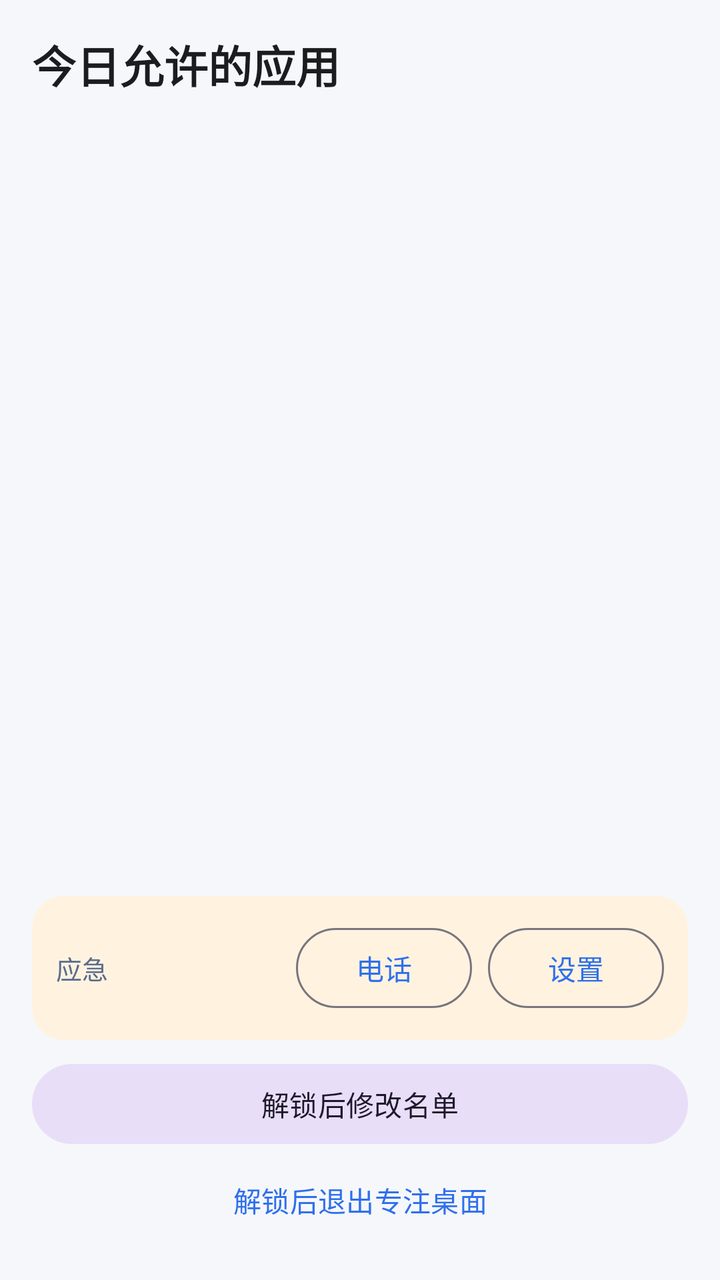
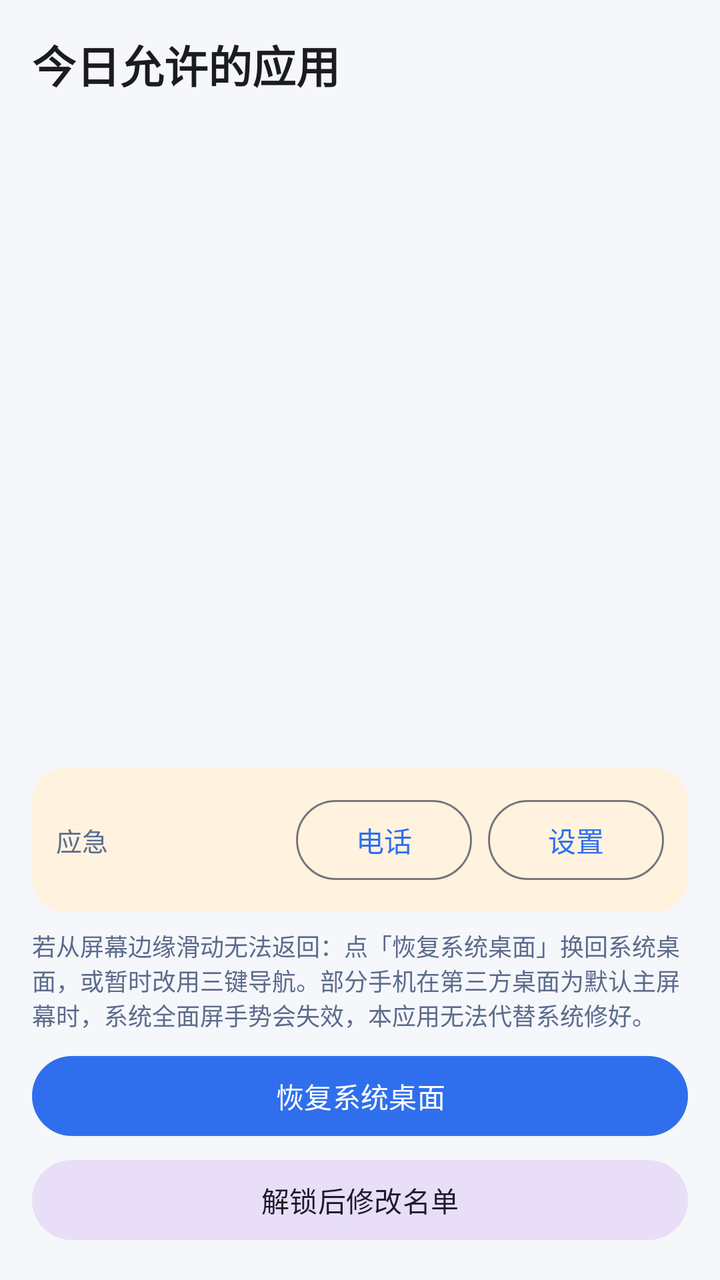

Before-and-after screenshots of an Android layout around one commit, followed by the original layout XML and the change that was made.
<!-- AndroidManifest.xml: activity theme Theme.FocusLauncher -->
<!-- res/layout/activity_launcher.xml -->
<?xml version="1.0" encoding="utf-8"?>
<androidx.constraintlayout.widget.ConstraintLayout xmlns:android="http://schemas.android.com/apk/res/android"
    xmlns:app="http://schemas.android.com/apk/res-auto"
    android:layout_width="match_parent"
    android:layout_height="match_parent"
    android:padding="16dp">

    <TextView
        android:id="@+id/titleText"
        android:layout_width="0dp"
        android:layout_height="wrap_content"
        android:text="@string/home_title"
        android:textColor="@color/md_theme_on_surface"
        android:textSize="22sp"
        android:textStyle="bold"
        app:layout_constraintEnd_toEndOf="parent"
        app:layout_constraintStart_toStartOf="parent"
        app:layout_constraintTop_toTopOf="parent" />

    <TextView
        android:id="@+id/hintText"
        android:layout_width="0dp"
        android:layout_height="wrap_content"
        android:layout_marginTop="6dp"
        android:text="@string/set_default_hint"
        android:textColor="@color/md_theme_secondary"
        android:textSize="13sp"
        android:visibility="gone"
        app:layout_constraintEnd_toEndOf="parent"
        app:layout_constraintStart_toStartOf="parent"
        app:layout_constraintTop_toBottomOf="@id/titleText" />

    <com.google.android.material.button.MaterialButton
        android:id="@+id/setDefaultButton"
        style="@style/Widget.Material3.Button.TonalButton"
        android:layout_width="wrap_content"
        android:layout_height="wrap_content"
        android:layout_marginTop="8dp"
        android:text="@string/set_default"
        android:visibility="gone"
        app:layout_constraintStart_toStartOf="parent"
        app:layout_constraintTop_toBottomOf="@id/hintText" />

    <androidx.recyclerview.widget.RecyclerView
        android:id="@+id/appsGrid"
        android:layout_width="0dp"
        android:layout_height="0dp"
        android:layout_marginTop="12dp"
        android:clipToPadding="false"
        android:paddingBottom="8dp"
        app:layout_constraintBottom_toTopOf="@id/escapeCard"
        app:layout_constraintEnd_toEndOf="parent"
        app:layout_constraintStart_toStartOf="parent"
        app:layout_constraintTop_toBottomOf="@id/setDefaultButton" />

    <TextView
        android:id="@+id/emptyText"
        android:layout_width="0dp"
        android:layout_height="wrap_content"
        android:gravity="center"
        android:text="@string/home_empty"
        android:textColor="@color/md_theme_secondary"
        android:visibility="gone"
        app:layout_constraintBottom_toBottomOf="@id/appsGrid"
        app:layout_constraintEnd_toEndOf="@id/appsGrid"
        app:layout_constraintStart_toStartOf="@id/appsGrid"
        app:layout_constraintTop_toTopOf="@id/appsGrid" />

    <com.google.android.material.card.MaterialCardView
        android:id="@+id/escapeCard"
        android:layout_width="0dp"
        android:layout_height="wrap_content"
        android:layout_marginBottom="8dp"
        app:cardBackgroundColor="@color/escape_bg"
        app:cardCornerRadius="16dp"
        app:cardElevation="0dp"
        app:layout_constraintBottom_toTopOf="@id/bottomActions"
        app:layout_constraintEnd_toEndOf="parent"
        app:layout_constraintStart_toStartOf="parent"
        app:strokeWidth="0dp">

        <LinearLayout
            android:layout_width="match_parent"
            android:layout_height="wrap_content"
            android:gravity="center_vertical"
            android:orientation="horizontal"
            android:padding="12dp">

            <TextView
                android:layout_width="0dp"
                android:layout_height="wrap_content"
                android:layout_weight="1"
                android:text="@string/escape_label"
                android:textColor="@color/md_theme_secondary"
                android:textSize="13sp" />

            <com.google.android.material.button.MaterialButton
                android:id="@+id/phoneButton"
                style="@style/Widget.Material3.Button.OutlinedButton"
                android:layout_width="wrap_content"
                android:layout_height="wrap_content"
                android:text="@string/escape_phone" />

            <com.google.android.material.button.MaterialButton
                android:id="@+id/settingsButton"
                style="@style/Widget.Material3.Button.OutlinedButton"
                android:layout_width="wrap_content"
                android:layout_height="wrap_content"
                android:layout_marginStart="8dp"
                android:text="@string/escape_settings" />
        </LinearLayout>
    </com.google.android.material.card.MaterialCardView>

    <LinearLayout
        android:id="@+id/bottomActions"
        android:layout_width="0dp"
        android:layout_height="wrap_content"
        android:orientation="vertical"
        app:layout_constraintBottom_toBottomOf="parent"
        app:layout_constraintEnd_toEndOf="parent"
        app:layout_constraintStart_toStartOf="parent">

        <com.google.android.material.button.MaterialButton
            android:id="@+id/changeButton"
            style="@style/Widget.Material3.Button.TonalButton"
            android:layout_width="match_parent"
            android:layout_height="wrap_content"
            android:text="@string/change_list" />

        <com.google.android.material.button.MaterialButton
            android:id="@+id/exitButton"
            style="@style/Widget.Material3.Button.TextButton"
            android:layout_width="match_parent"
            android:layout_height="wrap_content"
            android:text="@string/exit_launcher" />
    </LinearLayout>

</androidx.constraintlayout.widget.ConstraintLayout>
<!-- resources referenced by this layout -->
<resources>
  <color name="escape_bg">#FFF3E0</color>
  <color name="md_theme_on_surface">#1A1C1E</color>
  <color name="md_theme_secondary">#5B6B8C</color>
  <string name="change_list">解锁后修改名单</string>
  <string name="escape_label">应急</string>
  <string name="escape_phone">电话</string>
  <string name="escape_settings">设置</string>
  <string name="exit_launcher">解锁后退出专注桌面</string>
  <string name="home_empty">还没有选择应用，点下方按钮开始。</string>
  <string name="home_title">今日允许的应用</string>
  <string name="set_default">设为默认桌面</string>
  <string name="set_default_hint">请把「专注桌面」设为默认桌面，才能在按 Home 时生效。</string>
  <style name="Theme.FocusLauncher" parent="Theme.Material3.Light.NoActionBar">
          <item name="colorPrimary">@color/md_theme_primary</item>
          <item name="colorOnPrimary">@color/md_theme_on_primary</item>
          <item name="colorSecondary">@color/md_theme_secondary</item>
          <item name="android:statusBarColor">@color/md_theme_background</item>
          <item name="android:navigationBarColor">@color/md_theme_surface</item>
          <item name="android:windowLightStatusBar">true</item>
          <item name="android:windowBackground">@color/md_theme_background</item>
      </style>
  <color name="md_theme_primary">#2F6FED</color>
  <color name="md_theme_on_primary">#FFFFFF</color>
  <color name="md_theme_background">#F5F7FB</color>
  <color name="md_theme_surface">#FFFFFF</color>
</resources>

<!-- the commit's change to res/layout/activity_launcher.xml (unified diff, before → after) -->
@@ -74,7 +74,7 @@
         app:cardBackgroundColor="@color/escape_bg"
         app:cardCornerRadius="16dp"
         app:cardElevation="0dp"
-        app:layout_constraintBottom_toTopOf="@id/bottomActions"
+        app:layout_constraintBottom_toTopOf="@id/gestureHint"
         app:layout_constraintEnd_toEndOf="parent"
         app:layout_constraintStart_toStartOf="parent"
         app:strokeWidth="0dp">
@@ -111,6 +111,18 @@
         </LinearLayout>
     </com.google.android.material.card.MaterialCardView>
 
+    <TextView
+        android:id="@+id/gestureHint"
+        android:layout_width="0dp"
+        android:layout_height="wrap_content"
+        android:layout_marginBottom="8dp"
+        android:text="@string/gesture_oem_hint"
+        android:textColor="@color/md_theme_secondary"
+        android:textSize="12sp"
+        app:layout_constraintBottom_toTopOf="@id/bottomActions"
+        app:layout_constraintEnd_toEndOf="parent"
+        app:layout_constraintStart_toStartOf="parent" />
+
     <LinearLayout
         android:id="@+id/bottomActions"
         android:layout_width="0dp"
@@ -121,18 +133,18 @@
         app:layout_constraintStart_toStartOf="parent">
 
         <com.google.android.material.button.MaterialButton
+            android:id="@+id/exitButton"
+            android:layout_width="match_parent"
+            android:layout_height="wrap_content"
+            android:text="@string/exit_launcher" />
+
+        <com.google.android.material.button.MaterialButton
             android:id="@+id/changeButton"
             style="@style/Widget.Material3.Button.TonalButton"
             android:layout_width="match_parent"
             android:layout_height="wrap_content"
+            android:layout_marginTop="4dp"
             android:text="@string/change_list" />
-
-        <com.google.android.material.button.MaterialButton
-            android:id="@+id/exitButton"
-            style="@style/Widget.Material3.Button.TextButton"
-            android:layout_width="match_parent"
-            android:layout_height="wrap_content"
-            android:text="@string/exit_launcher" />
     </LinearLayout>
 
 </androidx.constraintlayout.widget.ConstraintLayout>
<!-- resource entries referenced after the edit -->
@@ -7,7 +7,8 @@
   <string name="escape_label">应急</string>
   <string name="escape_phone">电话</string>
   <string name="escape_settings">设置</string>
-  <string name="exit_launcher">解锁后退出专注桌面</string>
+  <string name="exit_launcher">恢复系统桌面</string>
+  <string name="gesture_oem_hint">若从屏幕边缘滑动无法返回：点「恢复系统桌面」换回系统桌面，或暂时改用三键导航。部分手机在第三方桌面为默认主屏幕时，系统全面屏手势会失效，本应用无法代替系统修好。</string>
   <string name="home_empty">还没有选择应用，点下方按钮开始。</string>
   <string name="home_title">今日允许的应用</string>
   <string name="set_default">设为默认桌面</string>
@@ -17,13 +18,18 @@
           <item name="colorOnPrimary">@color/md_theme_on_primary</item>
           <item name="colorSecondary">@color/md_theme_secondary</item>
           <item name="android:statusBarColor">@color/md_theme_background</item>
-          <item name="android:navigationBarColor">@color/md_theme_surface</item>
+          <item name="android:navigationBarColor">@color/md_theme_background</item>
           <item name="android:windowLightStatusBar">true</item>
+          <item name="android:windowLightNavigationBar">true</item>
+          <item name="android:windowFullscreen">false</item>
+          <item name="android:windowTranslucentStatus">false</item>
+          <item name="android:windowTranslucentNavigation">false</item>
+          <item name="android:windowDrawsSystemBarBackgrounds">true</item>
+          <item name="android:windowLayoutInDisplayCutoutMode">shortEdges</item>
           <item name="android:windowBackground">@color/md_theme_background</item>
       </style>
   <color name="md_theme_primary">#2F6FED</color>
   <color name="md_theme_on_primary">#FFFFFF</color>
   <color name="md_theme_background">#F5F7FB</color>
-  <color name="md_theme_surface">#FFFFFF</color>
 </resources>
 
